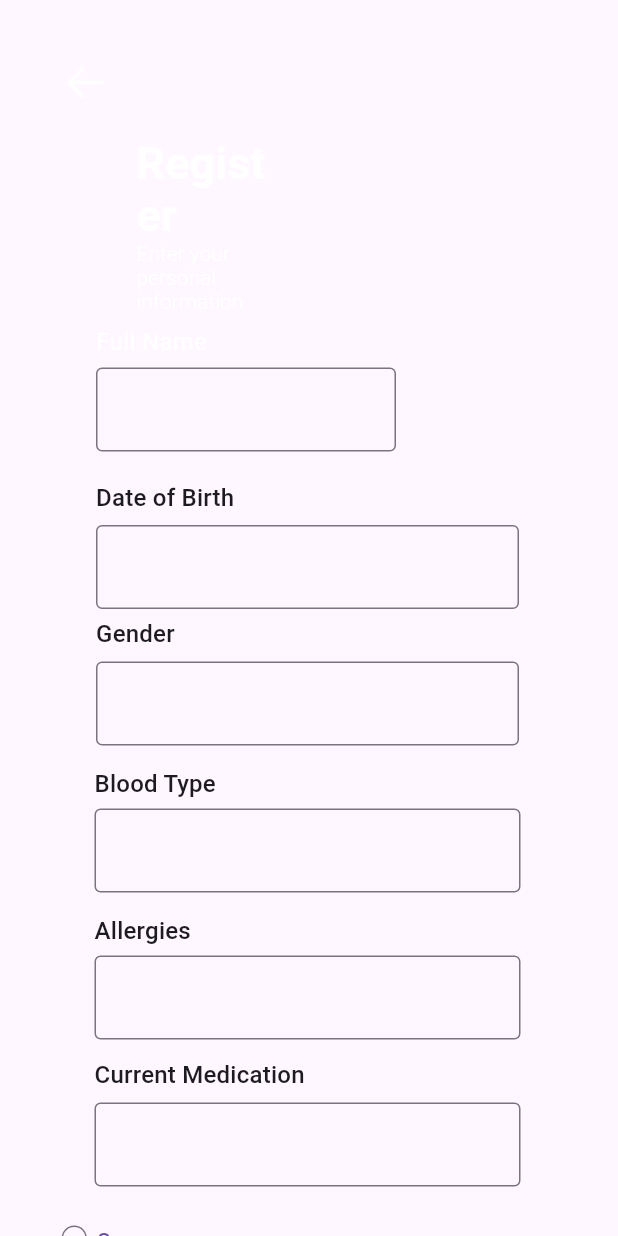
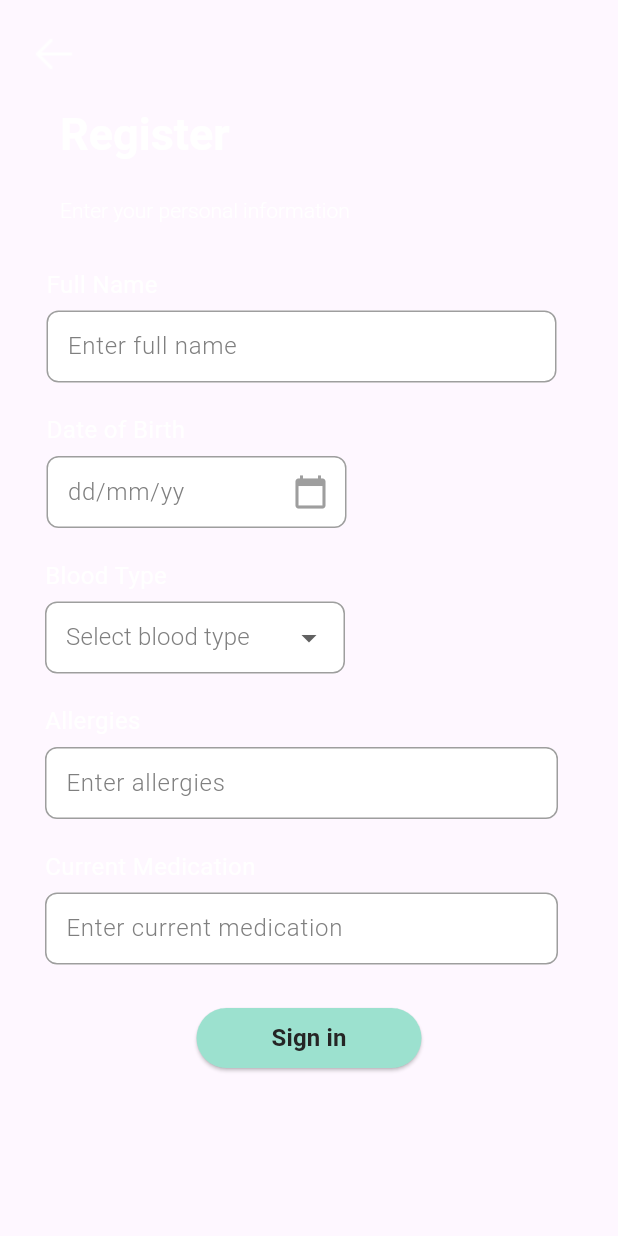
Before and after one commit to nataliaamah/hawa_v2, a Flutter app: the SignUp screen opened directly, on a phone screen of 412 x 824 dp. Run offline on Flutter 3.47's test engine with Material 3 defaults, Android fonts, the light colour scheme and no system bars; our stand-ins replace firebase_auth, firebase_core, shared_preferences, smooth_page_indicator; accounts and stored records are empty; network calls fail.

Commit message:
sign up done

```diff
--- a/lib/login_page.dart
+++ b/lib/login_page.dart
@@ -138,14 +138,14 @@ class _LoginPageState extends State<LoginPage> {
                 width: 250.0,
                 decoration: BoxDecoration(
                   color: Color(0xFF9CE1CF),
-                  borderRadius: BorderRadius.circular(8.0),
+                  borderRadius: BorderRadius.circular(40),
                   border: Border.all(color: Color.fromARGB(255, 122, 185, 168)),
                 ),
                 child: OutlinedButton(
                   onPressed: signIn,
                   style: OutlinedButton.styleFrom(
                     shape: RoundedRectangleBorder(
-                      borderRadius: BorderRadius.circular(8.0),
+                      borderRadius: BorderRadius.circular(8),
                     ),
                     side: BorderSide(color: Colors.transparent),
                   ),
--- a/lib/signup_page.dart
+++ b/lib/signup_page.dart
@@ -1,5 +1,8 @@
 import 'package:flutter/material.dart';
 import 'package:flutter/widgets.dart';
+import 'package:hawa_v1/home_page.dart';
+import 'package:hawa_v1/login_page.dart';
+import 'package:intl/intl.dart';
 
 class SignUp extends StatelessWidget {
   SignUp({Key? key}) : super(key: key);
@@ -11,19 +14,31 @@ class SignUp extends StatelessWidget {
   final TextEditingController edittexttwoController = TextEditingController();
   final TextEditingController edittextthreeController = TextEditingController();
 
+  Future<void> _selectDate(BuildContext context) async {
+    DateTime? selectedDate = await showDatePicker(
+      context: context,
+      initialDate: DateTime.now(),
+      firstDate: DateTime(1900),
+      lastDate: DateTime.now(),
+    );
+    if (selectedDate != null) {
+      dateOfBirthController.text = DateFormat('dd-MM-yy').format(selectedDate);
+    }
+  }
+
   @override
   Widget build(BuildContext context) {
     return SafeArea(
       child: Scaffold(
-        resizeToAvoidBottomInset: false,
-        body: Container(
+        body: SingleChildScrollView(
+          child: Container(
             width: double.maxFinite,
-          padding: EdgeInsets.symmetric(horizontal: 41),
+            padding: EdgeInsets.symmetric(horizontal: 20),
             child: Column(
               crossAxisAlignment: CrossAxisAlignment.start,
               mainAxisAlignment: MainAxisAlignment.center,
               children: [
-              SizedBox(height: 39),
+                SizedBox(height: 20),
                 GestureDetector(
                   onTap: () {
                     backToLogin(context);
@@ -36,8 +51,8 @@ class SignUp extends StatelessWidget {
                 ),
                 SizedBox(height: 20),
                 Container(
-                width: 100,
-                margin: EdgeInsets.only(left: 50, right: 53),
+                  width: double.infinity,
+                  margin: EdgeInsets.only(left: 20, right: 20, bottom: 10),
                   child: RichText(
                     text: TextSpan(
                       children: [
@@ -50,6 +65,7 @@ class SignUp extends StatelessWidget {
                             color: Color.fromRGBO(255, 255, 255, 1)
                           ),
                         ),
+                        WidgetSpan(child: Text("\n"), style: TextStyle(fontSize: 10)),
                         TextSpan(
                           text: "Enter your personal information",
                           style: TextStyle(
@@ -64,33 +80,49 @@ class SignUp extends StatelessWidget {
                     textAlign: TextAlign.left,
                   ),
                 ),
-              SizedBox(height: 7),
+                SizedBox(height: 20),
                 _buildFullNameSection(context),
-              SizedBox(height: 19),
+                SizedBox(height: 20),
                 _buildDateOfBirthSection(context),
-              SizedBox(height: 5),
-              _buildGenderSection(context),
-              SizedBox(height: 14),
+                SizedBox(height: 20),
                 _buildBloodTypeSection(context),
-              SizedBox(height: 14),
+                SizedBox(height: 20),
                 _buildAllergiesSection(context),
-              SizedBox(height: 12),
+                SizedBox(height: 20),
                 _buildCurrentMedicationSection(context),
-              SizedBox(height: 26),
-              CustomOutlinedButton(
-                width: 17,
-                text: 'Sign in',
-                alignment: Alignment.center,
-              ),
-              SizedBox(height: 10),
-              Align(
+                SizedBox(height: 20),
+                Padding(
+                  padding: const EdgeInsets.only(top: 5),
+                  child: Align(
                     alignment: Alignment.center,
                     child: SizedBox(
-                  width: 10,
-                  child: Divider(),
+                      width: 150,
+                      child: ElevatedButton(
+                        onPressed: () {
+                          Navigator.push(
+                          context,
+                          MaterialPageRoute(builder: (context) => HomePage(title: "Home",)));
+                        },
+                        style: ElevatedButton.styleFrom(
+                          backgroundColor: Color(0xFF9CE1CF),
+                          foregroundColor: const Color.fromARGB(255, 0, 0, 0),
+                          shape: RoundedRectangleBorder(
+                            borderRadius: BorderRadius.circular(20),
+                          ),
+                          minimumSize: Size(250.0, 40.0),
+                        ),
+                        child: Text('Sign in', style: TextStyle(
+                          fontFamily: 'Roboto',
+                          fontWeight: FontWeight.w700,
+                          fontSize: 16.0,
+                          color: Color.fromRGBO(37, 37, 37, 1),
+                        ),),
+                      ),
+                    ),
                   ),
                 ),
               ],
+            ),
           ),
         ),
       ),
@@ -99,13 +131,13 @@ class SignUp extends StatelessWidget {
 
   Widget _buildFullNameSection(BuildContext context) {
   return Container(
-    margin: EdgeInsets.only(right: 24),
+    margin: EdgeInsets.only(right: 20),
     padding: EdgeInsets.symmetric(horizontal: 1),
     child: Column(
       crossAxisAlignment: CrossAxisAlignment.start,
       children: [
         Padding(
-          padding: EdgeInsets.only(left: 22),
+          padding: EdgeInsets.only(left: 10),
           child: Text(
             "Full Name",
             style: TextStyle(
@@ -118,12 +150,27 @@ class SignUp extends StatelessWidget {
         ),
         SizedBox(height: 6),
         Padding(
-          padding: EdgeInsets.only(left: 22),
+          padding: EdgeInsets.only(left: 10),
           child: Container(
-            width: 200,
-            child: CustomTextFormField(
+            width: double.infinity,
+            child: TextField(
               controller: fullNameController,
-              alignment: Alignment.centerRight,
+              textInputAction: TextInputAction.next,
+              decoration: InputDecoration(
+                filled: true,
+                    fillColor: Color.fromRGBO(255, 255, 255, 1),
+                    enabledBorder: OutlineInputBorder(
+                      borderRadius: BorderRadius.circular(8.0),
+                      borderSide: BorderSide(color: Colors.grey),
+                    ),
+                    focusedBorder: OutlineInputBorder(
+                      borderRadius: BorderRadius.circular(8.0),
+                      borderSide: BorderSide(color: Colors.blue),
+                    ),
+                    contentPadding: EdgeInsets.symmetric(vertical: 10.0, horizontal: 10.0),
+                hintText: 'Enter full name',
+                hintStyle:TextStyle(color:Color.fromRGBO(127, 127, 127, 1), fontFamily: 'Roboto', fontWeight: FontWeight.w300),
+              ),
             ),
           ),
         ),
@@ -133,53 +180,59 @@ class SignUp extends StatelessWidget {
 }
 
 
+
   Widget _buildDateOfBirthSection(BuildContext context) {
   return Container(
-      margin: EdgeInsets.only(right: 24),
+    margin: EdgeInsets.only(right: 20),
     padding: EdgeInsets.symmetric(horizontal: 1),
     child: Column(
       crossAxisAlignment: CrossAxisAlignment.start,
       children: [
         Padding(
-            padding: EdgeInsets.only(left: 22),
+          padding: EdgeInsets.only(left: 10),
           child: Text(
             "Date of Birth",
-              style: Theme.of(context).textTheme.titleMedium,
+            style: TextStyle(
+              fontFamily: 'Roboto',
+              fontWeight: FontWeight.w400,
+              fontSize: 16.0,
+              color: Color.fromRGBO(255, 255, 255, 1),
+            ),
           ),
         ),
         SizedBox(height: 6),
         Padding(
-            padding: EdgeInsets.only(left: 22),
-            child: CustomTextFormField(
+          padding: EdgeInsets.only(left: 10),
+          child: Container(
+            width: 200,
+            child: InkWell(
+              onTap: () => _selectDate(context),
+              child: IgnorePointer(
+                child: TextField(
                   controller: dateOfBirthController,
-              alignment: Alignment.centerRight,
+                  decoration: InputDecoration(
+                    filled: true,
+                    fillColor: Color.fromRGBO(255, 255, 255, 1),
+                    enabledBorder: OutlineInputBorder(
+                      borderRadius: BorderRadius.circular(8.0),
+                      borderSide: BorderSide(color: Colors.grey),
+                    ),
+                    focusedBorder: OutlineInputBorder(
+                      borderRadius: BorderRadius.circular(8.0),
+                      borderSide: BorderSide(color: Colors.blue),
+                    ),
+                    contentPadding: EdgeInsets.symmetric(vertical: 10.0, horizontal: 10.0),
+                    hintText: 'dd/mm/yy',
+                    hintStyle: TextStyle(
+                      color: Color.fromRGBO(127, 127, 127, 1),
+                      fontFamily: 'Roboto',
+                      fontWeight: FontWeight.w300,
+                    ),
+                    suffixIcon: Icon(Icons.calendar_today, color: Colors.grey),
                   ),
                 ),
-        ],
-      ),
-    );
-  }
-
-  Widget _buildGenderSection(BuildContext context) {
-    return Container(
-      margin: EdgeInsets.only(right: 24),
-      padding: EdgeInsets.symmetric(horizontal: 1),
-      child: Column(
-        crossAxisAlignment: CrossAxisAlignment.start,
-        children: [
-          Padding(
-            padding: EdgeInsets.only(left: 22),
-            child: Text(
-              "Gender",
-              style: Theme.of(context).textTheme.titleMedium,
               ),
             ),
-          SizedBox(height: 6),
-          Padding(
-            padding: EdgeInsets.only(left: 22),
-            child: CustomTextFormField(
-              controller: edittextController,
-              alignment: Alignment.centerRight,
           ),
         ),
       ],
@@ -189,23 +242,60 @@ class SignUp extends StatelessWidget {
 
   Widget _buildBloodTypeSection(BuildContext context) {
   return Padding(
-      padding: EdgeInsets.only(right: 24),
+    padding: EdgeInsets.only(right: 20),
     child: Column(
       crossAxisAlignment: CrossAxisAlignment.start,
       children: [
         Padding(
-            padding: EdgeInsets.only(left: 22),
+          padding: EdgeInsets.only(left: 10),
           child: Text(
             "Blood Type",
-              style: Theme.of(context).textTheme.titleMedium,
+            style: TextStyle(
+              fontFamily: 'Roboto',
+              fontWeight: FontWeight.w400,
+              fontSize: 16.0,
+              color: Color.fromRGBO(255, 255, 255, 1),
             ),
           ),
-          SizedBox(height: 4),
+        ),
+        SizedBox(height: 6),
         Padding(
-            padding: EdgeInsets.only(left: 22),
-            child: CustomTextFormField(
-              controller: edittextoneController,
-              alignment: Alignment.centerRight,
+          padding: EdgeInsets.only(left: 10),
+          child: Container(
+            width: 200,
+            child: DropdownButtonFormField<String>(
+              decoration: InputDecoration(
+                filled: true,
+                fillColor: Color.fromRGBO(255, 255, 255, 1),
+                enabledBorder: OutlineInputBorder(
+                  borderRadius: BorderRadius.circular(8.0),
+                  borderSide: BorderSide(color: Colors.grey),
+                ),
+                focusedBorder: OutlineInputBorder(
+                  borderRadius: BorderRadius.circular(8.0),
+                  borderSide: BorderSide(color: Colors.blue),
+                ),
+                contentPadding: EdgeInsets.symmetric(vertical: 10.0, horizontal: 10.0),
+              ),
+              hint: Text(
+                'Select blood type',
+                style: TextStyle(
+                  color: Color.fromRGBO(127, 127, 127, 1),
+                  fontFamily: 'Roboto',
+                  fontWeight: FontWeight.w300,
+                ),
+              ),
+              items: <String>['A+', 'A-', 'B+', 'B-', 'AB+', 'AB-', 'O+', 'O-']
+                  .map((String value) {
+                return DropdownMenuItem<String>(
+                  value: value,
+                  child: Text(value),
+                );
+              }).toList(),
+              onChanged: (String? newValue) {
+                edittextoneController.text = newValue!;
+              },
+            ),
           ),
         ),
       ],
@@ -213,25 +303,50 @@ class SignUp extends StatelessWidget {
   );
 }
 
+
+
   Widget _buildAllergiesSection(BuildContext context) {
   return Padding(
-      padding: EdgeInsets.only(right: 24),
+    padding: EdgeInsets.only(right: 20),
     child: Column(
       crossAxisAlignment: CrossAxisAlignment.start,
       children: [
         Padding(
-            padding: EdgeInsets.only(left: 22),
+          padding: EdgeInsets.only(left: 10),
           child: Text(
             "Allergies",
-              style: Theme.of(context).textTheme.titleMedium,
+            style: TextStyle(
+              fontFamily: 'Roboto',
+              fontWeight: FontWeight.w400,
+              fontSize: 16.0,
+              color: Color.fromRGBO(255, 255, 255, 1),
             ),
           ),
-          SizedBox(height: 4),
+        ),
+        SizedBox(height: 6),
         Padding(
-            padding: EdgeInsets.only(left: 22),
-            child: CustomTextFormField(
+          padding: EdgeInsets.only(left: 10),
+          child: Container(
+            width: double.infinity,
+            child: TextField(
               controller: edittexttwoController,
-              alignment: Alignment.centerRight,
+              textInputAction: TextInputAction.next,
+              decoration: InputDecoration(
+                filled: true,
+                    fillColor: Color.fromRGBO(255, 255, 255, 1),
+                    enabledBorder: OutlineInputBorder(
+                      borderRadius: BorderRadius.circular(8.0),
+                      borderSide: BorderSide(color: Colors.grey),
+                    ),
+                    focusedBorder: OutlineInputBorder(
+                      borderRadius: BorderRadius.circular(8.0),
+                      borderSide: BorderSide(color: Colors.blue),
+                    ),
+                    contentPadding: EdgeInsets.symmetric(vertical: 10.0, horizontal: 10.0),
+                hintText: 'Enter allergies',
+                hintStyle:TextStyle(color:Color.fromRGBO(127, 127, 127, 1), fontFamily: 'Roboto', fontWeight: FontWeight.w300),
+              ),
+            ),
           ),
         ),
       ],
@@ -239,26 +354,49 @@ class SignUp extends StatelessWidget {
   );
 }
 
+
   Widget _buildCurrentMedicationSection(BuildContext context) {
   return Padding(
-      padding: EdgeInsets.only(right: 24),
+    padding: EdgeInsets.only(right: 20),
     child: Column(
       crossAxisAlignment: CrossAxisAlignment.start,
       children: [
         Padding(
-            padding: EdgeInsets.only(left: 22),
+          padding: EdgeInsets.only(left: 10),
           child: Text(
             "Current Medication",
-              style: Theme.of(context).textTheme.titleMedium,
+            style: TextStyle(
+              fontFamily: 'Roboto',
+              fontWeight: FontWeight.w400,
+              fontSize: 16.0,
+              color: Color.fromRGBO(255, 255, 255, 1),
+            ),
           ),
         ),
         SizedBox(height: 6),
         Padding(
-            padding: EdgeInsets.only(left: 22),
-            child: CustomTextFormField(
+          padding: EdgeInsets.only(left: 10),
+          child: Container(
+            width: double.infinity,
+            child: TextField(
               controller: edittextthreeController,
-              textInputAction: TextInputAction.done,
-              alignment: Alignment.centerRight,
+              textInputAction: TextInputAction.next,
+              decoration: InputDecoration(
+                filled: true,
+                    fillColor: Color.fromRGBO(255, 255, 255, 1),
+                    enabledBorder: OutlineInputBorder(
+                      borderRadius: BorderRadius.circular(8.0),
+                      borderSide: BorderSide(color: Colors.grey),
+                    ),
+                    focusedBorder: OutlineInputBorder(
+                      borderRadius: BorderRadius.circular(8.0),
+                      borderSide: BorderSide(color: Colors.blue),
+                    ),
+                    contentPadding: EdgeInsets.symmetric(vertical: 10.0, horizontal: 10.0),
+                hintText: 'Enter current medication',
+                hintStyle:TextStyle(color:Color.fromRGBO(127, 127, 127, 1), fontFamily: 'Roboto', fontWeight: FontWeight.w300),
+              ),
+            ),
           ),
         ),
       ],
@@ -266,59 +404,9 @@ class SignUp extends StatelessWidget {
   );
 }
 
+
   void backToLogin(BuildContext context) {
-    Navigator.pushNamed(context, AppRoutes.loginPageScreen);
+    Navigator.push(context,
+      MaterialPageRoute(builder: (context) => LoginPage()));
   }
 }
-
-class CustomTextFormField extends StatelessWidget {
-  final TextEditingController controller;
-  final TextInputAction textInputAction;
-  final Alignment alignment;
-
-  CustomTextFormField({
-    required this.controller,
-    this.textInputAction = TextInputAction.next,
-    this.alignment = Alignment.centerLeft,
-  });
-
-  @override
-  Widget build(BuildContext context) {
-    return TextField(
-      controller: controller,
-      textInputAction: textInputAction,
-      decoration: InputDecoration(
-        border: OutlineInputBorder(),
-      ),
-    );
-  }
-}
-
-
-class CustomOutlinedButton extends StatelessWidget {
-  final double width;
-  final String text;
-  final Alignment alignment;
-
-  CustomOutlinedButton({
-    required this.width,
-    required this.text,
-    required this.alignment,
-  });
-
-  @override
-  Widget build(BuildContext context) {
-    return SizedBox(
-      width: width,
-      child: OutlinedButton(
-        onPressed: () {},
-        child: Text(text),
-      ),
-    );
-  }
-}
-
-
-class AppRoutes {
-  static const loginPageScreen = '/login';
-}
--- a/pubspec.yaml
+++ b/pubspec.yaml
@@ -20,6 +20,7 @@ dev_dependencies:
   flutter_test:
     sdk: flutter
   flutter_lints: ^3.0.0
+  intl : ^0.19.0
 
 flutter:
   uses-material-design: true
```
Also changed, not shown: pubspec.lock. Lines whose indentation alone changed are shown as unchanged.
